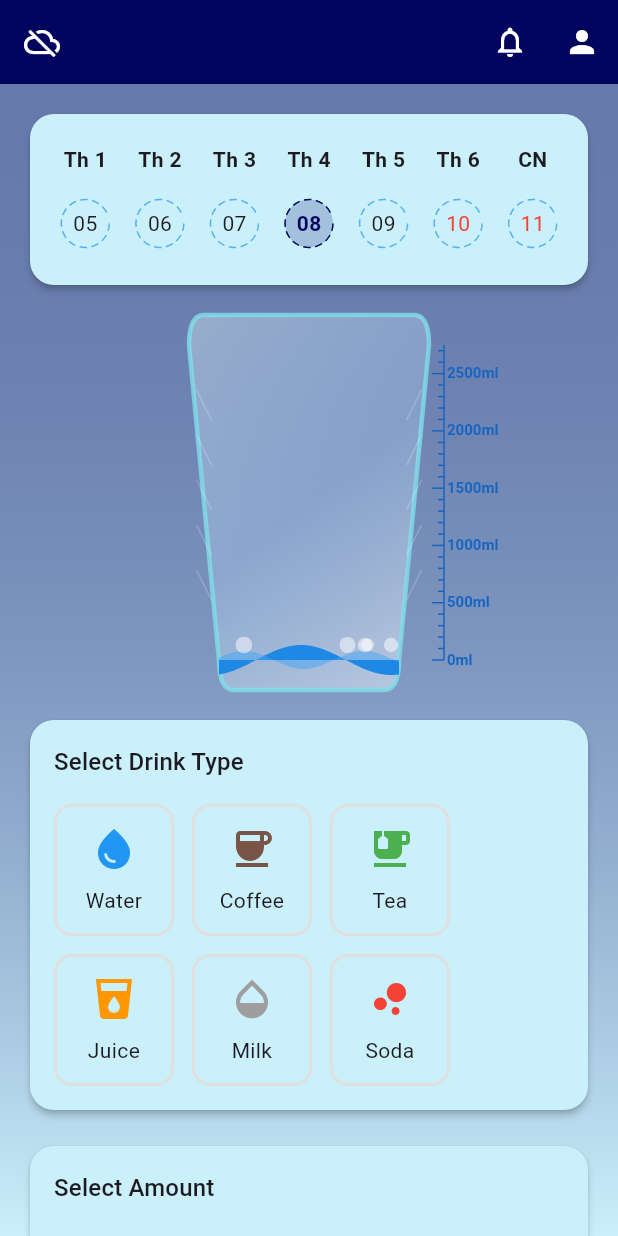
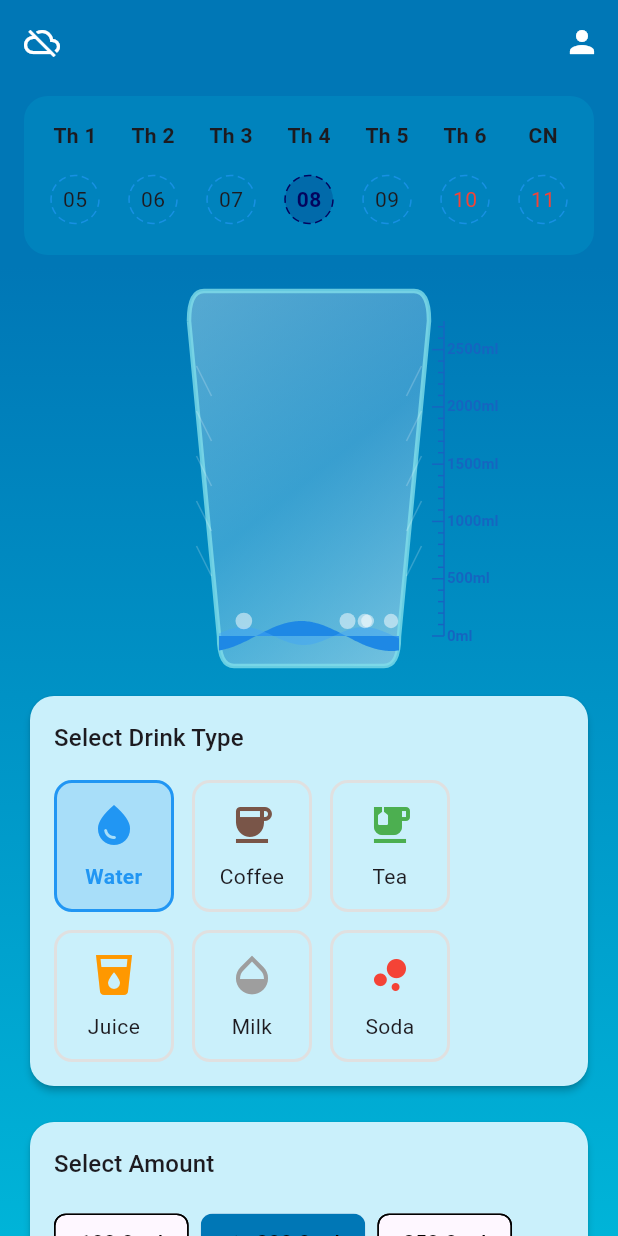
Before and after one commit to dugno/water-mind, a Flutter app: the HomePage screen opened directly, on a phone screen of 412 x 824 dp. Run offline on Flutter 3.47's test engine with Material 3 defaults, Android fonts, the phone set to English and light mode, and no system bars; our stand-ins replace auto_route, awesome_notifications, dio, drift, firebase_core, firebase_remote_config and 12 more; missing offline and left inert: wheel_picker; accounts and stored records are empty; generated files the repository leaves out were written again; network calls fail.

Commit message:
Redesign home screen with consistent background, fixed weather display, and improved UI

```diff
--- a/lib/src/pages/home/home_page.dart
+++ b/lib/src/pages/home/home_page.dart
@@ -1,6 +1,7 @@
 import 'package:auto_route/auto_route.dart';
 import 'package:flutter/material.dart';
 import 'package:flutter_riverpod/flutter_riverpod.dart';
+import 'package:water_mind/src/common/constant/app_color.dart';
 import 'package:water_mind/src/core/models/drink_type.dart';
 import 'package:water_mind/src/core/routing/app_router.dart';
 import 'package:water_mind/src/core/utils/utils.dart';
@@ -24,19 +25,14 @@ class HomePage extends ConsumerWidget {
     final notifier = ref.read(homeViewModelProvider.notifier);
 
     return Scaffold(
+      backgroundColor: AppColor.secondaryColor,
       appBar: AppBar(
+        backgroundColor: AppColor.secondaryColor,
+        elevation: 0,
         title: const WeatherAppBarWidget(),
         actions: [
           IconButton(
-            icon: const Icon(Icons.notifications_outlined),
-            tooltip: 'Reminder Settings',
-            onPressed: () {
-              // Navigate to reminder settings
-              context.router.push(const ReminderSettingsRoute());
-            },
-          ),
-          IconButton(
-            icon: const Icon(Icons.person),
+            icon: const Icon(Icons.person, color: Colors.white),
             tooltip: 'Profile',
             onPressed: () {
               // Navigate to profile page
@@ -45,39 +41,45 @@ class HomePage extends ConsumerWidget {
           ),
         ],
       ),
-      body: Container(
+      body: Column(
+        children: [
+          // Fixed Calendar Header
+          Container(
+            color: AppColor.secondaryColor,
+            padding: const EdgeInsets.symmetric(horizontal: 16.0, vertical: 8.0),
+            child: Container(
               decoration: BoxDecoration(
-          gradient: LinearGradient(
-            begin: Alignment.topCenter,
-            end: Alignment.bottomCenter,
-            colors: [
-              Theme.of(context).colorScheme.primaryContainer.withOpacity(0.5),
-              Theme.of(context).colorScheme.surface,
-            ],
-          ),
-        ),
-        child: SafeArea(
-          child: SingleChildScrollView(
-            padding: const EdgeInsets.all(16.0),
-            child: Column(
-              crossAxisAlignment: CrossAxisAlignment.stretch,
-              children: [
-                // Week calendar
-                Card(
-                  elevation: 2,
-                  shape: RoundedRectangleBorder(
+                color: AppColor.thirdColor.withAlpha(51), // 0.2 opacity = 51 alpha
                 borderRadius: BorderRadius.circular(16),
               ),
               child: Padding(
-                    padding: const EdgeInsets.all(12.0),
+                padding: const EdgeInsets.all(8.0),
                 child: SizedBox(
                   height: 90,
                   child: WeekView(controller: viewModel.calendarController),
                 ),
               ),
             ),
-                const SizedBox(height: 16),
+          ),
 
+          // Main Content
+          Expanded(
+            child: Container(
+              decoration: const BoxDecoration(
+                gradient: LinearGradient(
+                  begin: Alignment.topCenter,
+                  end: Alignment.bottomCenter,
+                  colors: [
+                    AppColor.secondaryColor,
+                    AppColor.thirdColor,
+                  ],
+                ),
+              ),
+              child: SingleChildScrollView(
+                padding: const EdgeInsets.all(16.0),
+                child: Column(
+                  crossAxisAlignment: CrossAxisAlignment.stretch,
+                  children: [
                     // Water cup
                     Center(
                       child: SizedBox(
@@ -97,14 +99,14 @@ class HomePage extends ConsumerWidget {
                     // Drink type selector
                     DrinkTypeSelector(
                       drinkTypes: DrinkTypes.all,
-                  selectedDrinkType: viewModel.selectedDrinkType,
+                      selectedDrinkType: viewModel.selectedDrinkType ?? DrinkTypes.water,
                       onDrinkTypeSelected: notifier.setSelectedDrinkType,
                     ),
                     const SizedBox(height: 16),
 
                     // Water amount selector
                     WaterAmountSelector(
-                  selectedAmount: viewModel.selectedAmount,
+                      selectedAmount: viewModel.selectedAmount ?? 200.0,
                       measureUnit: viewModel.userModel.measureUnit,
                       onAmountSelected: notifier.setSelectedAmount,
                     ),
@@ -112,12 +114,12 @@ class HomePage extends ConsumerWidget {
 
                     // Add button
                     ElevatedButton.icon(
-                  onPressed: viewModel.selectedDrinkType != null && viewModel.selectedAmount != null
-                      ? notifier.addWaterIntakeEntry
-                      : null,
+                      onPressed: notifier.addWaterIntakeEntry,
                       icon: const Icon(Icons.add),
                       label: const Text('Add Water Intake'),
                       style: ElevatedButton.styleFrom(
+                        foregroundColor: Colors.white,
+                        backgroundColor: AppColor.thirdColor,
                         padding: const EdgeInsets.symmetric(vertical: 12),
                         shape: RoundedRectangleBorder(
                           borderRadius: BorderRadius.circular(12),
@@ -136,6 +138,8 @@ class HomePage extends ConsumerWidget {
               ),
             ),
           ),
+        ],
+      ),
     );
   }
 }
--- a/lib/src/ui/widgets/weather/weather_app_bar_widget.dart
+++ b/lib/src/ui/widgets/weather/weather_app_bar_widget.dart
@@ -23,21 +23,23 @@ class WeatherAppBarWidget extends ConsumerWidget {
         height: 24,
         child: CircularProgressIndicator(
           strokeWidth: 2,
+          color: Colors.white,
         ),
       ),
-      error: (_, __) => const Icon(Icons.cloud_off),
+      error: (_, __) => const Icon(Icons.cloud_off, color: Colors.white),
     );
   }
 
   Widget _buildWeatherContent(BuildContext context, NetworkResult<ForecastData> result) {
     return result.when(
       success: (data) => _buildWeatherIcon(context, data.current.condition),
-      error: (error) => const Icon(Icons.cloud_off),
+      error: (error) => const Icon(Icons.cloud_off, color: Colors.white),
       loading: () => const SizedBox(
         width: 24,
         height: 24,
         child: CircularProgressIndicator(
           strokeWidth: 2,
+          color: Colors.white,
         ),
       ),
     );
@@ -55,8 +57,8 @@ class WeatherAppBarWidget extends ConsumerWidget {
             isDay: true,
           ).svg(
             fit: BoxFit.contain,
-            colorFilter: ColorFilter.mode(
-              Theme.of(context).colorScheme.onPrimary,
+            colorFilter: const ColorFilter.mode(
+              Colors.white,
               BlendMode.srcIn,
             ),
           ),
@@ -65,7 +67,8 @@ class WeatherAppBarWidget extends ConsumerWidget {
         Text(
           condition.getString(context),
           style: Theme.of(context).textTheme.bodyMedium?.copyWith(
-                color: Theme.of(context).colorScheme.onPrimary,
+                color: Colors.white,
+                fontWeight: FontWeight.bold,
               ),
         ),
       ],
```
Also changed, not shown: lib/src/pages/home/home_view_model.dart (+35 -2 lines). Lines whose indentation alone changed are shown as unchanged.
